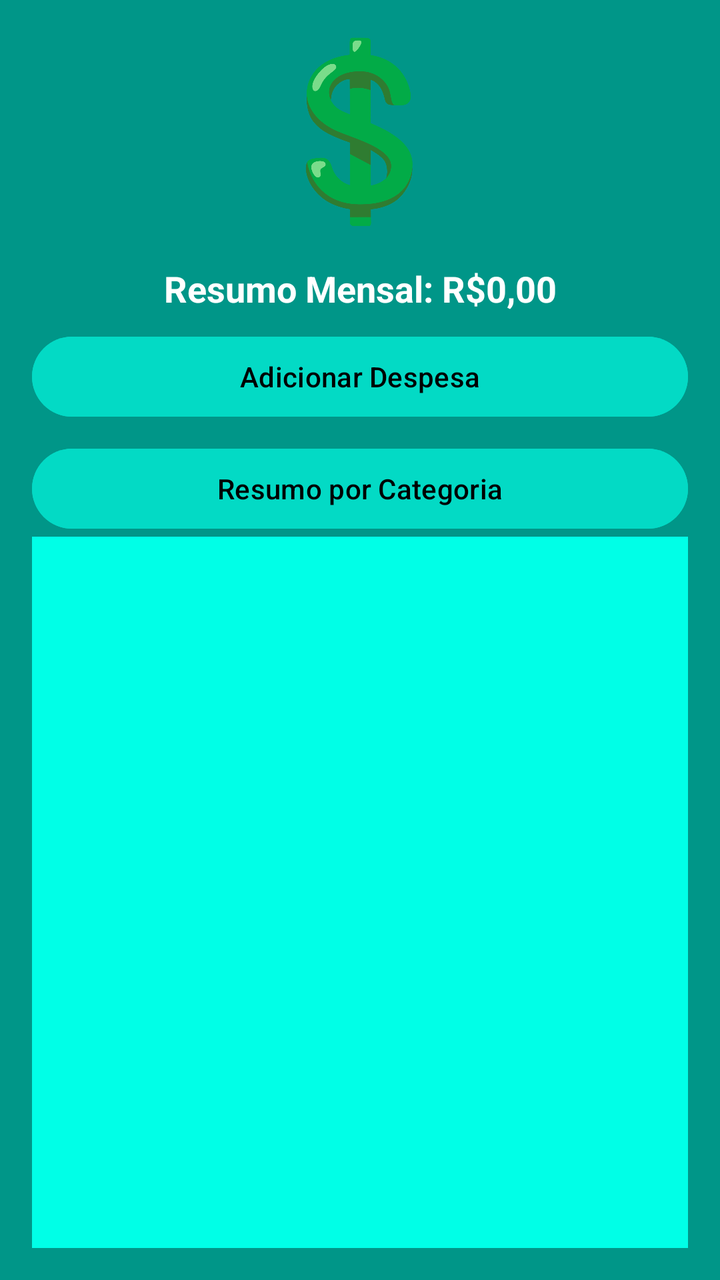
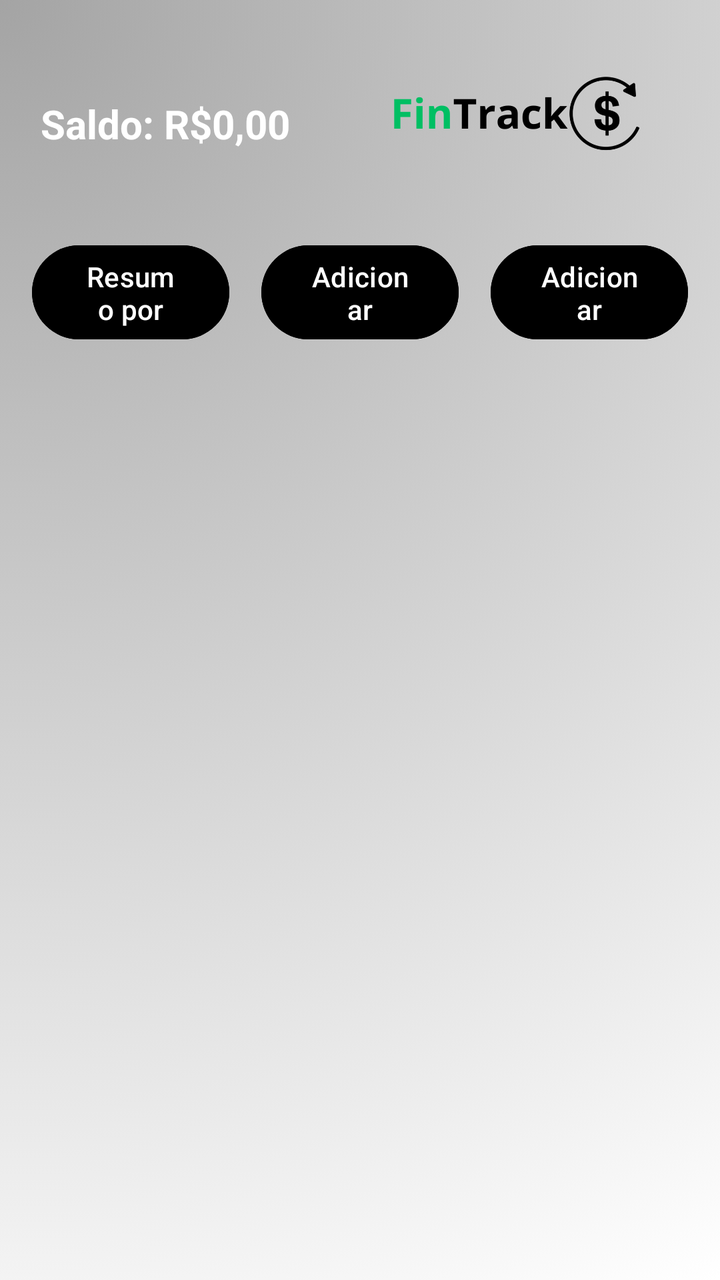

An Android layout rendered at two revisions. The XML below is the earlier revision; the diff shows what the commit changed to produce the second picture.
<!-- AndroidManifest.xml: application theme Theme.FinTrack -->
<!-- res/layout/activity_main.xml -->
<?xml version="1.0" encoding="utf-8"?>
<LinearLayout xmlns:android="http://schemas.android.com/apk/res/android"
    android:orientation="vertical"
    android:background="#009688"
    android:layout_width="match_parent"
    android:layout_height="match_parent"
    android:padding="16dp">

    <ImageView
        android:id="@+id/imgLogo"
        android:layout_width="100dp"
        android:layout_height="100dp"
        android:src="@drawable/logo"
        android:layout_gravity="center_horizontal"
        android:contentDescription="Logo do app"
        android:layout_marginBottom="16dp"/>

    <TextView
        android:id="@+id/textResumo"
        android:layout_width="match_parent"
        android:layout_height="wrap_content"
        android:text="Resumo Mensal: R$0,00"
        android:textSize="18sp"
        android:textStyle="bold"
        android:textColor="#FFFFFF"
        android:gravity="center"
        android:paddingBottom="8dp"/>

    <Button
        android:id="@+id/btnAdicionar"
        android:layout_width="match_parent"
        android:layout_height="wrap_content"
        android:text="Adicionar Despesa"
        android:backgroundTint="#03DAC5"
        android:textColor="#000000"/>
    <Button
        android:id="@+id/btnResumo"
        android:layout_width="match_parent"
        android:layout_height="wrap_content"
        android:text="Resumo por Categoria"
        android:layout_marginTop="8dp"
        android:backgroundTint="#03DAC5"
        android:textColor="#000000"/>

    <ListView
        android:id="@+id/listDespesas"
        android:layout_width="match_parent"
        android:layout_height="0dp"
        android:layout_weight="1"
        android:background="#00FFE7"
        android:divider="@color/material_dynamic_neutral50"
        android:dividerHeight="1dp"
        android:textColor="#FFFFFF" />

</LinearLayout>
<!-- resources referenced by this layout -->
<resources>
  <!-- drawable logo: png bitmap (drawable, 46239 bytes) -->
  <style name="Theme.FinTrack" parent="Base.Theme.FinTrack" />
  <style name="Base.Theme.FinTrack" parent="Theme.Material3.DayNight.NoActionBar">
          
          
      </style>
</resources>

<!-- the commit's change to res/layout/activity_main.xml (unified diff, before → after) -->
@@ -1,55 +1,88 @@
 <?xml version="1.0" encoding="utf-8"?>
-<LinearLayout xmlns:android="http://schemas.android.com/apk/res/android"
-    android:orientation="vertical"
-    android:background="#009688"
+<androidx.constraintlayout.widget.ConstraintLayout
+    xmlns:android="http://schemas.android.com/apk/res/android"
+    xmlns:app="http://schemas.android.com/apk/res-auto"
+    xmlns:tools="http://schemas.android.com/tools"
     android:layout_width="match_parent"
     android:layout_height="match_parent"
+    android:background="@drawable/fintrackmain"
     android:padding="16dp">
-
-    <ImageView
-        android:id="@+id/imgLogo"
-        android:layout_width="100dp"
-        android:layout_height="100dp"
-        android:src="@drawable/logo"
-        android:layout_gravity="center_horizontal"
-        android:contentDescription="Logo do app"
-        android:layout_marginBottom="16dp"/>
 
     <TextView
         android:id="@+id/textResumo"
-        android:layout_width="match_parent"
-        android:layout_height="wrap_content"
-        android:text="Resumo Mensal: R$0,00"
-        android:textSize="18sp"
+        android:layout_width="129dp"
+        android:layout_height="33dp"
+        android:gravity="center"
+        android:text="Saldo: R$0,00"
+        android:textColor="#FFFFFF"
+        android:textSize="20sp"
         android:textStyle="bold"
+        app:layout_constraintBottom_toBottomOf="parent"
+        app:layout_constraintEnd_toEndOf="parent"
+        app:layout_constraintHorizontal_bias="0.012"
+        app:layout_constraintStart_toStartOf="parent"
+        app:layout_constraintTop_toTopOf="parent"
+        app:layout_constraintVertical_bias="0.051" />
+
+    <Button
+        android:id="@+id/btnResumo"
+        android:layout_width="0dp"
+        android:layout_height="55dp"
+        android:layout_marginEnd="8dp"
+        android:backgroundTint="#000000"
+        android:text="Resumo por Categoria"
         android:textColor="#FFFFFF"
-        android:gravity="center"
-        android:paddingBottom="8dp"/>
+        app:layout_constraintBottom_toBottomOf="parent"
+        app:layout_constraintEnd_toStartOf="@+id/btnAdicionar"
+        app:layout_constraintHorizontal_weight="1"
+        app:layout_constraintStart_toStartOf="parent"
+        app:layout_constraintTop_toBottomOf="@id/textResumo"
+        app:layout_constraintVertical_bias="0.082" />
 
     <Button
         android:id="@+id/btnAdicionar"
-        android:layout_width="match_parent"
-        android:layout_height="wrap_content"
+        android:layout_width="0dp"
+        android:layout_height="55dp"
+        android:layout_marginStart="8dp"
+        android:layout_marginEnd="8dp"
+        android:backgroundTint="#000000"
         android:text="Adicionar Despesa"
-        android:backgroundTint="#03DAC5"
-        android:textColor="#000000"/>
+        android:textColor="#FFFFFF"
+        app:layout_constraintBottom_toBottomOf="parent"
+        app:layout_constraintEnd_toStartOf="@id/btnAdicionarReceita"
+        app:layout_constraintHorizontal_weight="1"
+        app:layout_constraintStart_toEndOf="@id/btnResumo"
+        app:layout_constraintTop_toBottomOf="@id/textResumo"
+        app:layout_constraintVertical_bias="0.082" />
+
     <Button
-        android:id="@+id/btnResumo"
-        android:layout_width="match_parent"
-        android:layout_height="wrap_content"
-        android:text="Resumo por Categoria"
-        android:layout_marginTop="8dp"
-        android:backgroundTint="#03DAC5"
-        android:textColor="#000000"/>
+        android:id="@+id/btnAdicionarReceita"
+        android:layout_width="0dp"
+        android:layout_height="55dp"
+        android:layout_marginStart="8dp"
+        android:backgroundTint="#000000"
+        android:text="Adicionar Receita"
+        android:textColor="#FFFFFF"
+        app:layout_constraintBottom_toBottomOf="parent"
+        app:layout_constraintEnd_toEndOf="parent"
+        app:layout_constraintHorizontal_weight="1"
+        app:layout_constraintStart_toEndOf="@id/btnAdicionar"
+        app:layout_constraintTop_toBottomOf="@id/textResumo"
+        app:layout_constraintVertical_bias="0.082" />
 
     <ListView
         android:id="@+id/listDespesas"
-        android:layout_width="match_parent"
+        android:layout_width="0dp"
         android:layout_height="0dp"
-        android:layout_weight="1"
-        android:background="#00FFE7"
-        android:divider="@color/material_dynamic_neutral50"
+        android:clipToPadding="false"
+        android:divider="#000000"
         android:dividerHeight="1dp"
-        android:textColor="#FFFFFF" />
+        android:paddingTop="8dp"
+        app:layout_constraintBottom_toBottomOf="parent"
+        app:layout_constraintEnd_toEndOf="parent"
+        app:layout_constraintHorizontal_bias="1.0"
+        app:layout_constraintStart_toStartOf="parent"
+        app:layout_constraintTop_toBottomOf="@id/btnResumo"
+        app:layout_constraintVertical_bias="1.0" />
 
-</LinearLayout>
+</androidx.constraintlayout.widget.ConstraintLayout>
<!-- resource entries referenced after the edit -->
@@ -1,6 +1,6 @@
 <!-- resources referenced by this layout -->
 <resources>
-  <!-- drawable logo: png bitmap (drawable, 46239 bytes) -->
+  <!-- drawable fintrackmain: png bitmap (drawable, 248150 bytes) -->
   <style name="Theme.FinTrack" parent="Base.Theme.FinTrack" />
   <style name="Base.Theme.FinTrack" parent="Theme.Material3.DayNight.NoActionBar">
           
